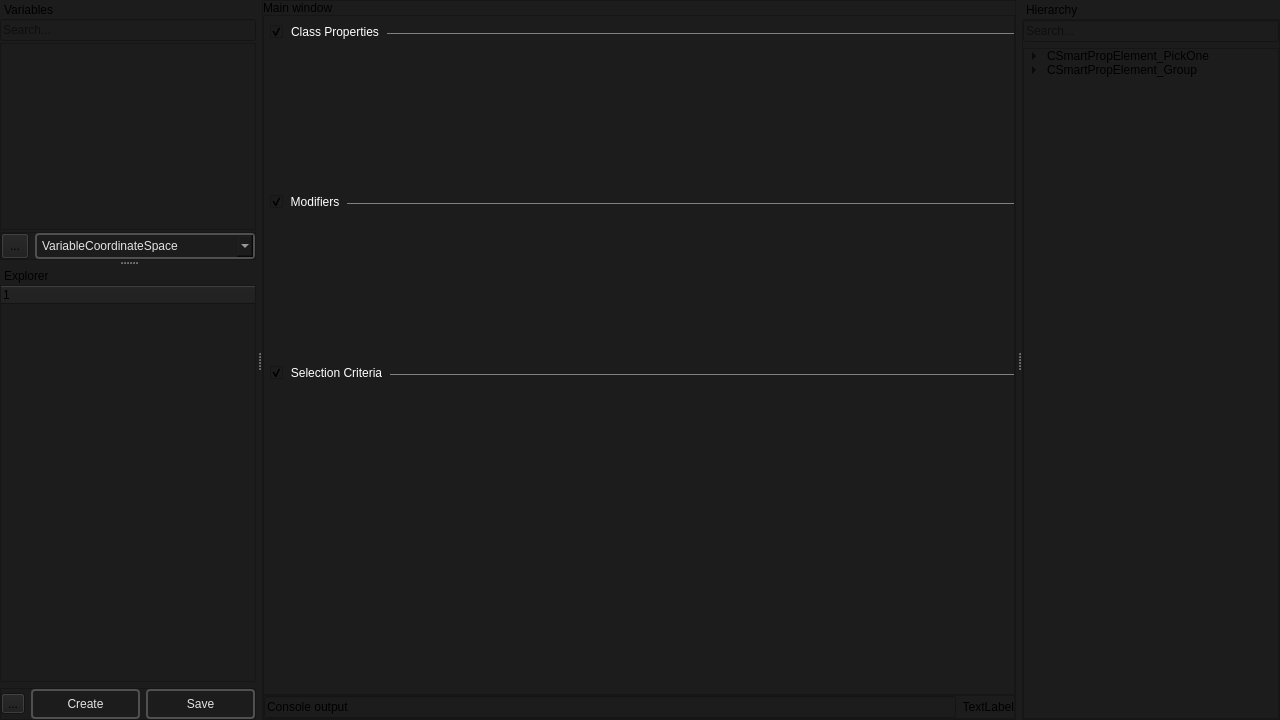
Qt form smartprop_editor/main.ui (dertwist/Hammer5Tools) before a commit.
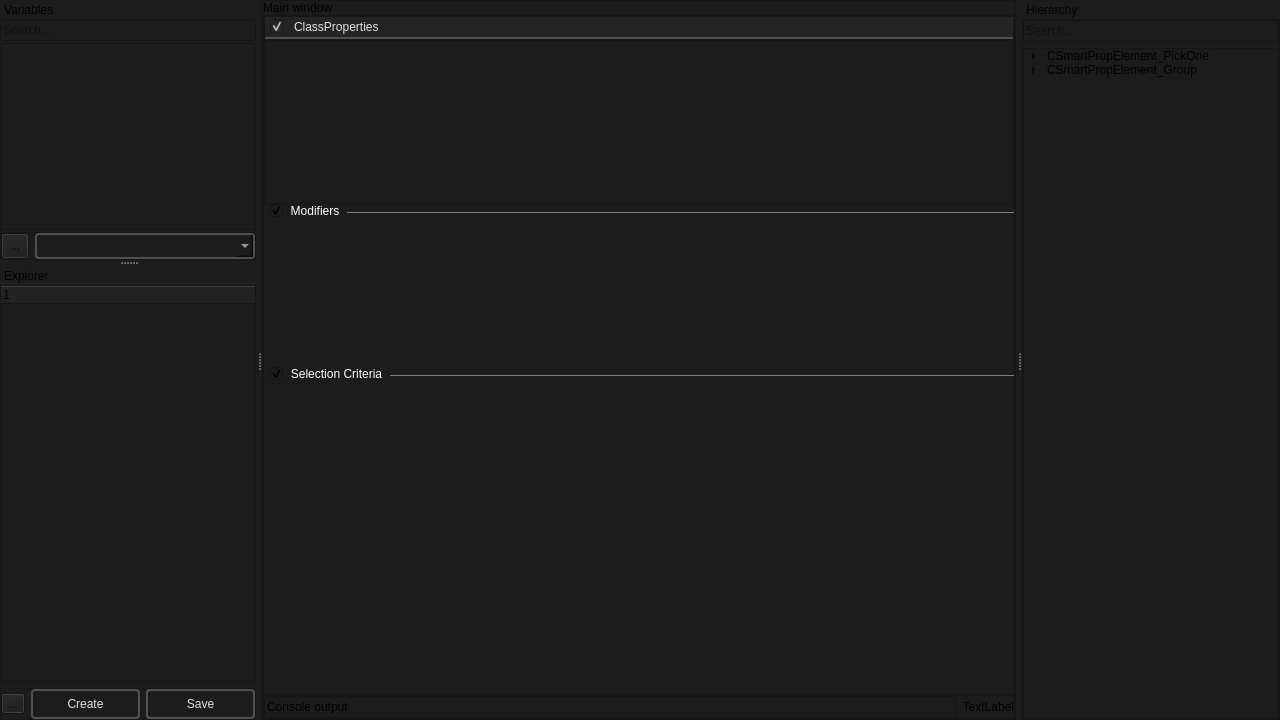
The same form after that commit. Icons and pictures are not drawn.

```diff
--- a/smartprop_editor/main.ui
+++ b/smartprop_editor/main.ui
@@ -87,11 +87,14 @@
            </rect>
           </property>
           <layout class="QVBoxLayout" name="verticalLayout_17">
+           <property name="spacing">
+            <number>0</number>
+           </property>
            <property name="leftMargin">
             <number>0</number>
            </property>
            <property name="topMargin">
-            <number>9</number>
+            <number>0</number>
            </property>
            <property name="rightMargin">
             <number>0</number>
@@ -100,86 +103,184 @@
             <number>0</number>
            </property>
            <item>
-            <widget class="QGroupBox" name="group_class_properties">
-             <property name="styleSheet">
-              <string notr="true">/* QGroupBox Style */
-QGroupBox {
-    border: 1px solid gray; /* Set the border color and width */
-    border-bottom: none; /* Remove the bottom border */
-    border-left: none; /* Remove the left border */
-    border-right: none; /* Remove the right border */
-    margin-top: 8px; /* Space for the title */
-	padding-top: 8px;
+            <widget class="QFrame" name="frame_3">
+             <property name="maximumSize">
+              <size>
+               <width>16777215</width>
+               <height>24</height>
+              </size>
+             </property>
+             <property name="frameShape">
+              <enum>QFrame::StyledPanel</enum>
+             </property>
+             <property name="frameShadow">
+              <enum>QFrame::Raised</enum>
+             </property>
+             <layout class="QHBoxLayout" name="horizontalLayout_3">
+              <property name="spacing">
+               <number>0</number>
+              </property>
+              <property name="leftMargin">
+               <number>0</number>
+              </property>
+              <property name="topMargin">
+               <number>0</number>
+              </property>
+              <property name="rightMargin">
+               <number>0</number>
+              </property>
+              <property name="bottomMargin">
+               <number>0</number>
+              </property>
+              <item>
+               <widget class="QCheckBox" name="show_child_ClassProperties">
+                <property name="toolTip">
+                 <string>&lt;html&gt;&lt;head/&gt;&lt;body&gt;&lt;p&gt;&lt;span style=&quot; font-size:8pt; font-weight:400;&quot;&gt;Show child&lt;/span&gt;&lt;/p&gt;&lt;/body&gt;&lt;/html&gt;</string>
+                </property>
+                <property name="styleSheet">
+                 <string notr="true">QCheckBox::indicator:checked {
+    
+image: url(://icons/arrow_drop_down.png);
+	height:14px;
+	width:14px;
 }
 
-/* Title Style */
-QGroupBox::title {
-    subcontrol-origin: margin;
-    subcontrol-position: top left;
-    padding: 0 6;
-    color: white; 
-}
-
-QGroupBox::indicator {
-    width: 13px;
-    height: 13px;
-}
-
-QGroupBox::indicator:checked {
+QCheckBox::indicator:unchecked {
     image: url(://icons/arrow_drop_right.png);
+	height:14px;
+	width:14px;
 }
-
-QGroupBox::indicator:unchecked {
-    image: url(://icons/arrow_drop_down.png); 
-}</string>
-             </property>
-             <property name="title">
-              <string>Class Properties</string>
-             </property>
-             <property name="flat">
-              <bool>false</bool>
-             </property>
-             <property name="checkable">
-              <bool>true</bool>
-             </property>
-             <layout class="QVBoxLayout" name="verticalLayout_13">
-              <property name="leftMargin">
-               <number>0</number>
-              </property>
-              <property name="topMargin">
-               <number>0</number>
-              </property>
-              <property name="rightMargin">
-               <number>0</number>
-              </property>
-              <property name="bottomMargin">
-               <number>0</number>
-              </property>
-              <item>
-               <widget class="QScrollArea" name="scrollArea__class_properties">
-                <property name="styleSheet">
-                 <string notr="true">QScrollArea {
-    border: 0px solid #CCCCCC;
+QCheckBox {
+    font: 700 10pt &quot;Segoe UI&quot;;
+    border: 2px solid black;
+    border-radius: 0px;
     border-color: rgba(80, 80, 80, 255);
-    border-radius: 2px;
+    height:14px;
+    padding-top: 2px;
+    padding-bottom:4px;
     color: #E3E3E3;
+background-color: #242424;
+    padding-left: 4px;
+}
+QCheckBox:hover {
+    background-color: #414956;
+    color: white;
+}
+QCheckBox{
+	padding-left:5px;
+	border-left: 0px solid black;
+border-right: 0px solid black;
+border-top: 0px solid black;
 }</string>
                 </property>
-                <property name="widgetResizable">
+                <property name="text">
+                 <string/>
+                </property>
+                <property name="checked">
                  <bool>true</bool>
                 </property>
-                <widget class="QWidget" name="_class_properties_widget">
-                 <property name="geometry">
-                  <rect>
-                   <x>0</x>
-                   <y>0</y>
-                   <width>760</width>
-                   <height>145</height>
-                  </rect>
-                 </property>
-                 <layout class="QVBoxLayout" name="verticalLayout_14"/>
-                </widget>
+                <property name="tristate">
+                 <bool>false</bool>
+                </property>
                </widget>
+              </item>
+              <item>
+               <widget class="QLineEdit" name="lineedit">
+                <property name="toolTip">
+                 <string>&lt;html&gt;&lt;head/&gt;&lt;body&gt;&lt;p&gt;Variable name and display name&lt;/p&gt;&lt;/body&gt;&lt;/html&gt;</string>
+                </property>
+                <property name="styleSheet">
+                 <string notr="true">QLineEdit {
+	font: 8pt &quot;Segoe UI&quot;;
+    border: 2px solid #CCCCCC;
+	border-top: 0px;
+	border-left: 0px;
+	border-right: 0px;
+    border-color: rgba(80, 80, 80, 255);
+    border-radius: 0px;
+    padding: 2px;
+color: #E3E3E3;
+background-color: #242424;
+}
+QLineEdit:focus {
+    border-color: rgba(80, 80, 80, 255);
+}
+QLineEdit::selection {
+    background-color: #414956;
+    color: white;
+}
+
+</string>
+                </property>
+                <property name="inputMethodHints">
+                 <set>Qt::ImhLatinOnly|Qt::ImhLowercaseOnly</set>
+                </property>
+                <property name="text">
+                 <string>ClassProperties</string>
+                </property>
+                <property name="maxLength">
+                 <number>32</number>
+                </property>
+                <property name="readOnly">
+                 <bool>true</bool>
+                </property>
+               </widget>
+              </item>
+             </layout>
+            </widget>
+           </item>
+           <item>
+            <widget class="QFrame" name="ClassProperties_layout_frame">
+             <property name="frameShape">
+              <enum>QFrame::StyledPanel</enum>
+             </property>
+             <property name="frameShadow">
+              <enum>QFrame::Raised</enum>
+             </property>
+             <layout class="QVBoxLayout" name="verticalLayout_6">
+              <property name="spacing">
+               <number>0</number>
+              </property>
+              <property name="leftMargin">
+               <number>0</number>
+              </property>
+              <property name="topMargin">
+               <number>0</number>
+              </property>
+              <property name="rightMargin">
+               <number>0</number>
+              </property>
+              <property name="bottomMargin">
+               <number>0</number>
+              </property>
+              <item>
+               <layout class="QVBoxLayout" name="ClassProperties_layout">
+                <property name="spacing">
+                 <number>0</number>
+                </property>
+                <property name="leftMargin">
+                 <number>12</number>
+                </property>
+                <property name="topMargin">
+                 <number>0</number>
+                </property>
+                <property name="rightMargin">
+                 <number>0</number>
+                </property>
+                <item>
+                 <spacer name="verticalSpacer_3">
+                  <property name="orientation">
+                   <enum>Qt::Vertical</enum>
+                  </property>
+                  <property name="sizeHint" stdset="0">
+                   <size>
+                    <width>20</width>
+                    <height>40</height>
+                   </size>
+                  </property>
+                 </spacer>
+                </item>
+               </layout>
               </item>
              </layout>
             </widget>
@@ -344,7 +445,7 @@
                    <x>0</x>
                    <y>0</y>
                    <width>760</width>
-                   <height>144</height>
+                   <height>146</height>
                   </rect>
                  </property>
                  <layout class="QVBoxLayout" name="verticalLayout_16"/>
@@ -554,7 +655,7 @@
       </widget>
      </item>
      <item>
-      <widget class="QScrollArea" name="scrollArea_2">
+      <widget class="QScrollArea" name="variables_QscrollArea">
        <property name="widgetResizable">
         <bool>true</bool>
        </property>
@@ -588,6 +689,19 @@
            <property name="spacing">
             <number>0</number>
            </property>
+           <item>
+            <spacer name="verticalSpacer_2">
+             <property name="orientation">
+              <enum>Qt::Vertical</enum>
+             </property>
+             <property name="sizeHint" stdset="0">
+              <size>
+               <width>20</width>
+               <height>40</height>
+              </size>
+             </property>
+            </spacer>
+           </item>
           </layout>
          </item>
         </layout>
@@ -812,21 +926,6 @@
     outline: none; /* Remove outline */
 }</string>
           </property>
-          <item>
-           <property name="text">
-            <string>VariableCoordinateSpace</string>
-           </property>
-          </item>
-          <item>
-           <property name="text">
-            <string>VariableDirection</string>
-           </property>
-          </item>
-          <item>
-           <property name="text">
-            <string>VariableDistributionMode</string>
-           </property>
-          </item>
          </widget>
         </item>
        </layout>
```
